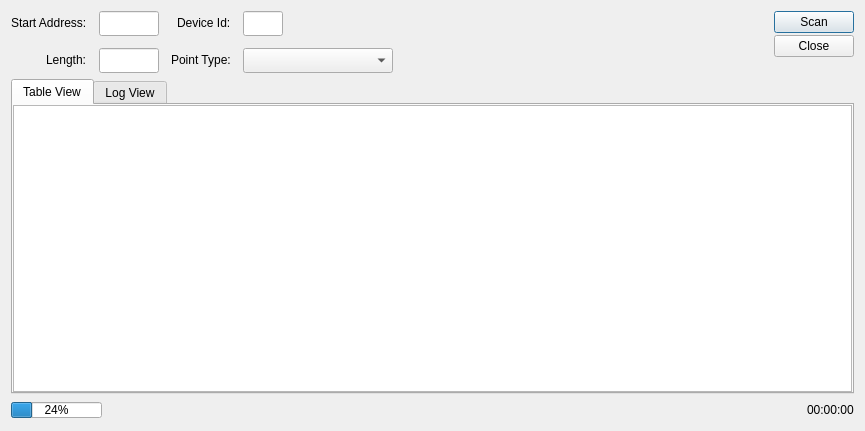
The window that omodscan/dialogs/dialogaddressscan.ui (sanny32/OpenModScan) describes before a commit, drawn with Qt 5.
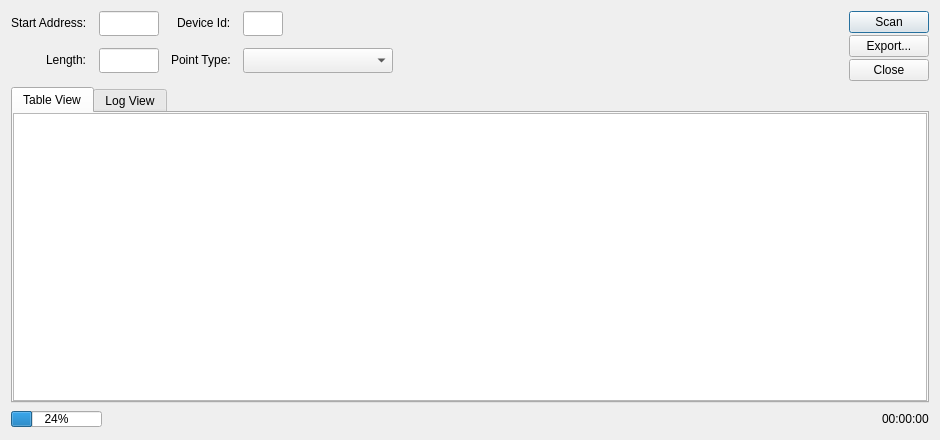
The same window after the commit. Custom widgets are drawn as their Qt base class.

```diff
--- a/omodscan/dialogs/dialogaddressscan.ui
+++ b/omodscan/dialogs/dialogaddressscan.ui
@@ -6,8 +6,8 @@
    <rect>
     <x>0</x>
     <y>0</y>
-    <width>865</width>
-    <height>431</height>
+    <width>940</width>
+    <height>440</height>
    </rect>
   </property>
   <property name="windowTitle">
@@ -171,6 +171,13 @@
          </property>
         </widget>
        </item>
+       <item>
+        <widget class="QPushButton" name="pushButtonExport">
+         <property name="text">
+          <string>Export...</string>
+         </property>
+        </widget>
+       </item>
        <item>
         <widget class="QDialogButtonBox" name="buttonBox">
          <property name="orientation">
```
